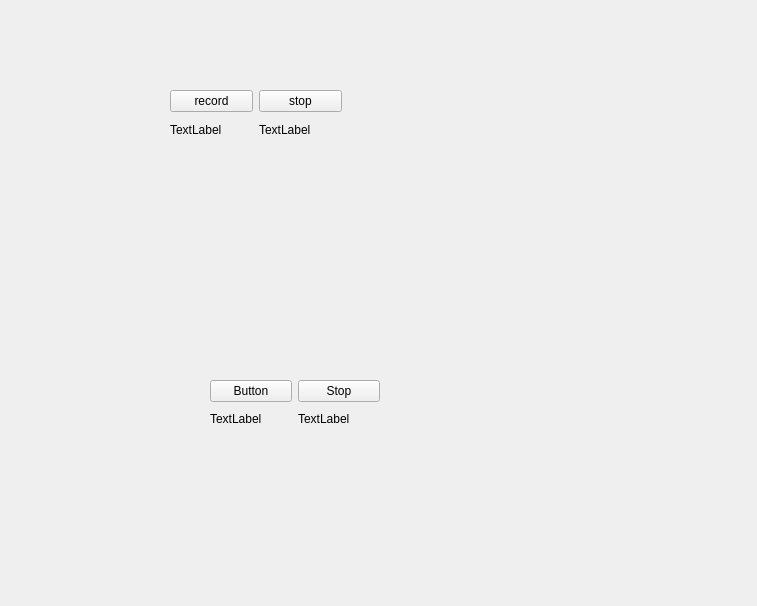
This is resource/MyPlugin.ui in LennonHuang/rqt_mypkg as Qt 5 draws it before an edit. The edited form follows.
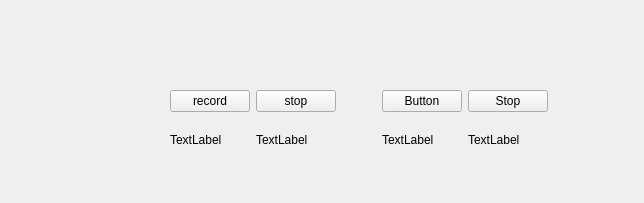
This is the edited form.

Patch:
```diff
--- a/resource/MyPlugin.ui
+++ b/resource/MyPlugin.ui
@@ -6,74 +6,32 @@
    <rect>
     <x>0</x>
     <y>0</y>
-    <width>757</width>
-    <height>606</height>
+    <width>644</width>
+    <height>203</height>
    </rect>
   </property>
+  <property name="minimumSize">
+   <size>
+    <width>644</width>
+    <height>203</height>
+   </size>
+  </property>
   <property name="windowTitle">
    <string>WizzWidget</string>
   </property>
-  <widget class="QWidget" name="">
-   <property name="geometry">
-    <rect>
-     <x>298</x>
-     <y>380</y>
-     <width>82</width>
-     <height>50</height>
-    </rect>
-   </property>
-   <layout class="QVBoxLayout" name="verticalLayout_3">
-    <item>
-     <widget class="QPushButton" name="btn_stop">
-      <property name="text">
-       <string>Stop</string>
-      </property>
-     </widget>
-    </item>
-    <item>
-     <widget class="QLabel" name="stop_label">
-      <property name="text">
-       <string>TextLabel</string>
-      </property>
-     </widget>
-    </item>
-   </layout>
-  </widget>
-  <widget class="QWidget" name="">
-   <property name="geometry">
-    <rect>
-     <x>210</x>
-     <y>380</y>
-     <width>82</width>
-     <height>50</height>
-    </rect>
-   </property>
-   <layout class="QVBoxLayout" name="verticalLayout_2">
-    <item>
-     <widget class="QPushButton" name="btn">
-      <property name="text">
-       <string>Button</string>
-      </property>
-     </widget>
-    </item>
-    <item>
-     <widget class="QLabel" name="label">
-      <property name="text">
-       <string>TextLabel</string>
-      </property>
-     </widget>
-    </item>
-   </layout>
-  </widget>
   <widget class="QWidget" name="">
    <property name="geometry">
     <rect>
      <x>170</x>
      <y>90</y>
-     <width>172</width>
-     <height>52</height>
+     <width>461</width>
+     <height>71</height>
     </rect>
    </property>
+   <layout class="QHBoxLayout" name="horizontalLayout_3">
+    <item>
+     <layout class="QHBoxLayout" name="horizontalLayout_2">
+      <item>
    <layout class="QHBoxLayout" name="horizontalLayout">
     <item>
      <layout class="QVBoxLayout" name="verticalLayout">
@@ -110,6 +68,72 @@
        </widget>
       </item>
      </layout>
+        </item>
+       </layout>
+      </item>
+      <item>
+       <spacer name="horizontalSpacer">
+        <property name="orientation">
+         <enum>Qt::Horizontal</enum>
+        </property>
+        <property name="sizeHint" stdset="0">
+         <size>
+          <width>40</width>
+          <height>20</height>
+         </size>
+        </property>
+       </spacer>
+      </item>
+      <item>
+       <layout class="QVBoxLayout" name="verticalLayout_2">
+        <item>
+         <widget class="QPushButton" name="btn">
+          <property name="text">
+           <string>Button</string>
+          </property>
+         </widget>
+        </item>
+        <item>
+         <widget class="QLabel" name="label">
+          <property name="text">
+           <string>TextLabel</string>
+          </property>
+         </widget>
+        </item>
+       </layout>
+      </item>
+      <item>
+       <layout class="QVBoxLayout" name="verticalLayout_3">
+        <item>
+         <widget class="QPushButton" name="btn_stop">
+          <property name="text">
+           <string>Stop</string>
+          </property>
+         </widget>
+        </item>
+        <item>
+         <widget class="QLabel" name="stop_label">
+          <property name="text">
+           <string>TextLabel</string>
+          </property>
+         </widget>
+        </item>
+       </layout>
+      </item>
+     </layout>
+    </item>
+    <item>
+     <spacer name="horizontalSpacer_2">
+      <property name="orientation">
+       <enum>Qt::Horizontal</enum>
+      </property>
+      <property name="sizeHint" stdset="0">
+       <size>
+        <width>40</width>
+        <height>20</height>
+       </size>
+      </property>
+     </spacer>
     </item>
    </layout>
   </widget>
```
Lines whose indentation alone changed are shown as unchanged.
